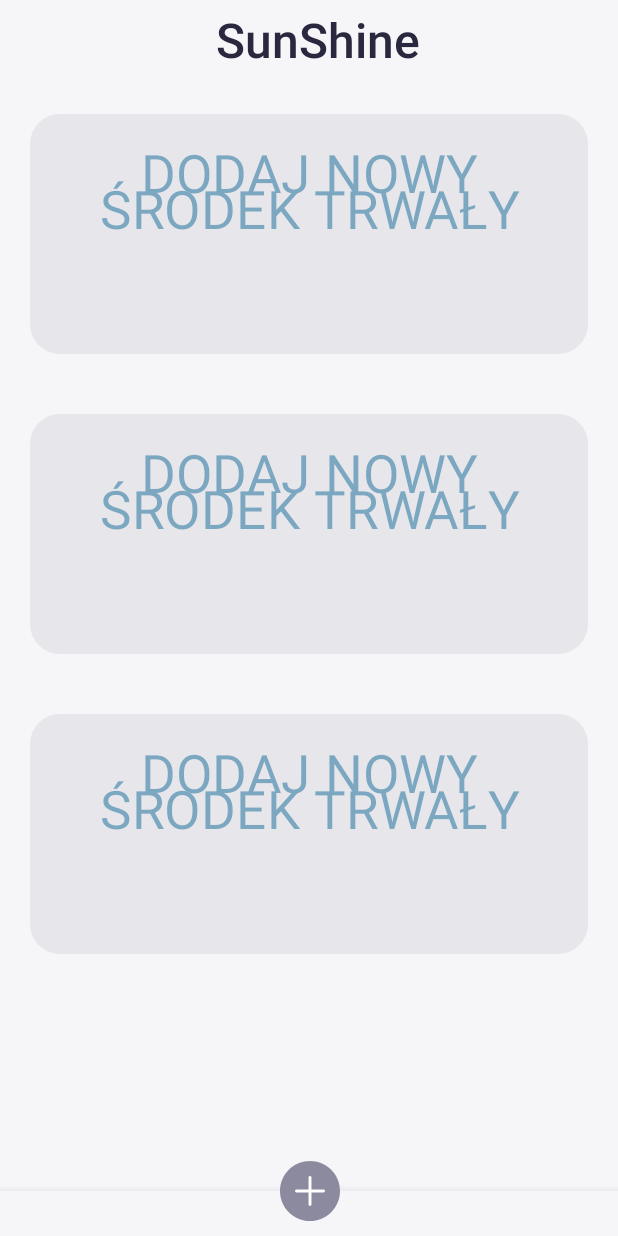
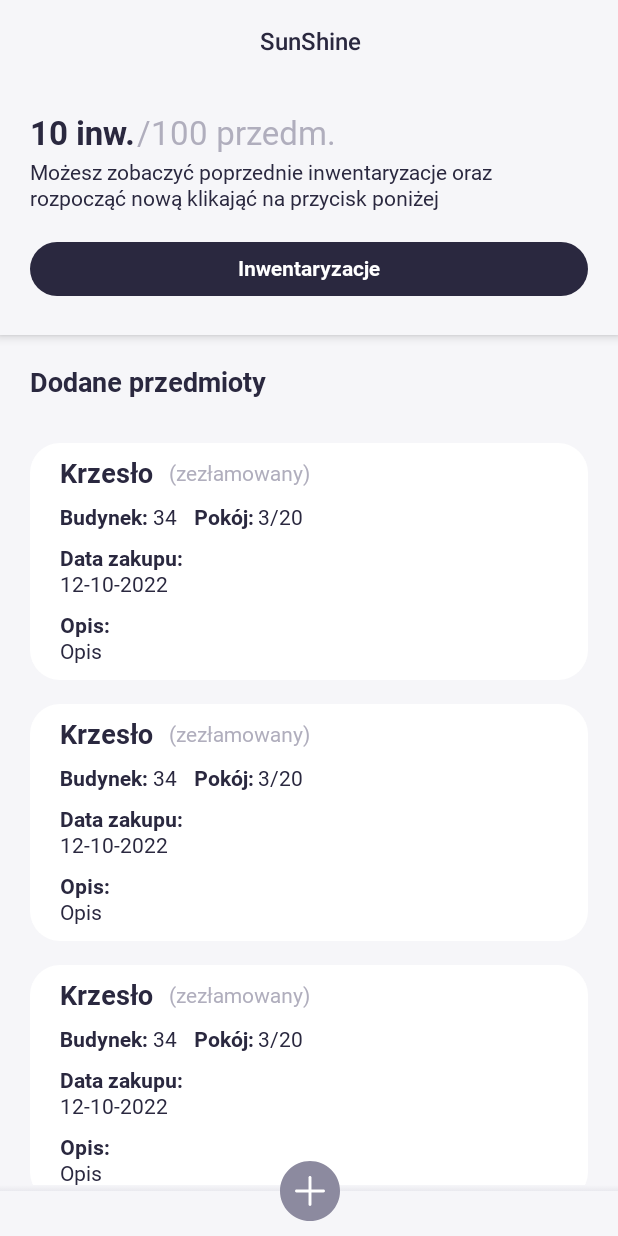
Before and after one commit to FunnyCPP/SunShine-android, an Android app built with Jetpack Compose: the MainScreen screen opened through its navigation route, on a phone screen of 412 x 824 dp. Run offline under Robolectric (Android 15) with nearby library versions, the phone set to English and light mode, and no system bars.

Commit message:
Reworked MainScreen.kt

```diff
--- /dev/null
+++ b/app/src/main/java/com/kiienkoromaniuk/sunshineandroid/data/model/Item.kt
@@ -0,0 +1,10 @@
+package com.kiienkoromaniuk.sunshineandroid.data.model
+
+data class Item(
+    val title: String?,
+    val room: String?,
+    val purchasingDate: String?,
+    val scrappingDate: String?,
+    val description: String?,
+    val house: String?,
+)
--- /dev/null
+++ b/app/src/main/java/com/kiienkoromaniuk/sunshineandroid/ui/mainscreen/composable/HeaderSection.kt
@@ -0,0 +1,61 @@
+package com.kiienkoromaniuk.sunshineandroid.ui.mainscreen.composable
+
+import androidx.compose.foundation.layout.Column
+import androidx.compose.foundation.layout.Row
+import androidx.compose.foundation.layout.fillMaxWidth
+import androidx.compose.foundation.layout.padding
+import androidx.compose.material.Surface
+import androidx.compose.runtime.Composable
+import androidx.compose.ui.Modifier
+import androidx.compose.ui.unit.dp
+import androidx.compose.ui.unit.sp
+import com.kiienkoromaniuk.sunshineandroid.view.button.N800Button
+import com.kiienkoromaniuk.sunshineandroid.view.extensions.bottomShadow
+import com.kiienkoromaniuk.sunshineandroid.view.text.CopyText
+import com.kiienkoromaniuk.sunshineandroid.view.text.H1Text
+import com.kiienkoromaniuk.sunshineandroid.view.theme.BrandTheme
+
+private const val DIVIDER = "/"
+
+@Composable
+fun HeaderSection(
+    onInventoryClick: () -> Unit,
+    modifier: Modifier = Modifier,
+) {
+    Surface(
+        elevation = BrandTheme.dimensions.verySmall,
+        color = BrandTheme.colors.N100,
+        modifier = modifier.bottomShadow(),
+    ) {
+        Column(
+            modifier = Modifier
+                .padding(BrandTheme.dimensions.extraLarge)
+        ) {
+            Row(
+                modifier = Modifier.fillMaxWidth(),
+            ) {
+                H1Text(
+                    text = "10 inw.",
+                )
+                CopyText(
+                    text = DIVIDER + "100 przedm.",
+                    color = BrandTheme.colors.N500,
+                    fontSize = BrandTheme.typography.h1.fontSize,
+                )
+            }
+            CopyText(
+                text = "Możesz zobaczyć poprzednie inwentaryzacje oraz rozpocząć nową klikająć na przycisk poniżej",
+                fontSize = 14.sp,
+                modifier = Modifier.padding(vertical = BrandTheme.dimensions.verySmall),
+            )
+            N800Button(
+                text = "Inwentaryzacje",
+                modifier = Modifier
+                    .fillMaxWidth()
+                    .padding(top = BrandTheme.dimensions.normal),
+                radius = 100.dp,
+                onButtonClicked = onInventoryClick,
+            )
+        }
+    }
+}
--- /dev/null
+++ b/app/src/main/java/com/kiienkoromaniuk/sunshineandroid/ui/mainscreen/composable/Item.kt
@@ -0,0 +1,86 @@
+package com.kiienkoromaniuk.sunshineandroid.ui.mainscreen.composable
+
+import androidx.compose.foundation.ExperimentalFoundationApi
+import androidx.compose.foundation.background
+import androidx.compose.foundation.layout.Column
+import androidx.compose.foundation.layout.Row
+import androidx.compose.foundation.layout.Spacer
+import androidx.compose.foundation.layout.fillMaxWidth
+import androidx.compose.foundation.layout.height
+import androidx.compose.foundation.layout.padding
+import androidx.compose.foundation.layout.width
+import androidx.compose.foundation.shape.RoundedCornerShape
+import androidx.compose.runtime.Composable
+import androidx.compose.ui.Alignment
+import androidx.compose.ui.Modifier
+import androidx.compose.ui.unit.dp
+import androidx.compose.ui.unit.sp
+import com.kiienkoromaniuk.sunshineandroid.data.model.Item
+import com.kiienkoromaniuk.sunshineandroid.view.extensions.clickable
+import com.kiienkoromaniuk.sunshineandroid.view.text.BoldCopyText
+import com.kiienkoromaniuk.sunshineandroid.view.text.CopyText
+import com.kiienkoromaniuk.sunshineandroid.view.theme.BrandTheme
+
+@ExperimentalFoundationApi
+@Composable
+fun Item(
+    item: Item,
+    onClick: () -> Unit,
+    modifier: Modifier = Modifier,
+) {
+    Column(
+        modifier = modifier
+            .padding(
+                horizontal = BrandTheme.dimensions.extraLarge,
+                vertical = BrandTheme.dimensions.small,
+            )
+            .background(color = BrandTheme.colors.N000, shape = RoundedCornerShape(20.dp))
+            .fillMaxWidth()
+            .clickable(
+                withIndication = false,
+                onClick = onClick,
+            ),
+    ) {
+        Column(
+            modifier = Modifier
+                .padding(horizontal = BrandTheme.dimensions.extraLarge)
+                .fillMaxWidth(),
+
+            ) {
+            Spacer(modifier = Modifier.height(BrandTheme.dimensions.normal))
+            Row(
+                verticalAlignment = Alignment.CenterVertically,
+                modifier = Modifier.padding(
+                    bottom = BrandTheme.dimensions.normal,
+                ),
+            ) {
+                BoldCopyText(
+                    text = item.title.orEmpty(),
+                    fontSize = 18.sp,
+
+                    )
+                Spacer(modifier = Modifier.width(BrandTheme.dimensions.normal))
+                CopyText(
+                    text = "(zezłamowany)",
+                    color = BrandTheme.colors.N500
+                )
+            }
+            Row {
+                BoldCopyText(text = "Budynek:")
+                Spacer(modifier = Modifier.width(BrandTheme.dimensions.extraSmall))
+                CopyText(text = item.house)
+                Spacer(modifier = Modifier.width(BrandTheme.dimensions.normal))
+                BoldCopyText(text = "Pokój:")
+                Spacer(modifier = Modifier.width(BrandTheme.dimensions.extraSmall))
+                CopyText(text = item.room)
+            }
+            Spacer(modifier = Modifier.height(BrandTheme.dimensions.normal))
+            BoldCopyText(text = "Data zakupu:")
+            CopyText(text = item.purchasingDate)
+            Spacer(modifier = Modifier.height(BrandTheme.dimensions.normal))
+            BoldCopyText(text = "Opis:")
+            CopyText(text = item.description)
+            Spacer(modifier = Modifier.height(BrandTheme.dimensions.normal))
+        }
+    }
+}
--- a/app/src/main/java/com/kiienkoromaniuk/sunshineandroid/ui/mainscreen/composable/MainScreen.kt
+++ b/app/src/main/java/com/kiienkoromaniuk/sunshineandroid/ui/mainscreen/composable/MainScreen.kt
@@ -1,34 +1,33 @@
 package com.kiienkoromaniuk.sunshineandroid.ui.mainscreen.composable
 
+import androidx.compose.foundation.ExperimentalFoundationApi
 import androidx.compose.foundation.Image
 import androidx.compose.foundation.background
 import androidx.compose.foundation.clickable
 import androidx.compose.foundation.layout.Box
-import androidx.compose.foundation.layout.Column
-import androidx.compose.foundation.layout.fillMaxHeight
-import androidx.compose.foundation.layout.fillMaxSize
 import androidx.compose.foundation.layout.fillMaxWidth
 import androidx.compose.foundation.layout.height
 import androidx.compose.foundation.layout.padding
 import androidx.compose.foundation.layout.size
+import androidx.compose.foundation.lazy.LazyColumn
 import androidx.compose.material.Scaffold
-import androidx.compose.material.Text
 import androidx.compose.material.TopAppBar
 import androidx.compose.runtime.Composable
 import androidx.compose.ui.Alignment
 import androidx.compose.ui.Modifier
 import androidx.compose.ui.graphics.Brush
-import androidx.compose.ui.graphics.Color
 import androidx.compose.ui.res.painterResource
+import androidx.compose.ui.res.stringResource
 import androidx.compose.ui.text.style.TextAlign
 import androidx.compose.ui.unit.dp
 import androidx.compose.ui.unit.sp
 import androidx.navigation.NavController
 import com.kiienkoromaniuk.sunshineandroid.R
-import com.kiienkoromaniuk.sunshineandroid.view.extensions.skeleton
+import com.kiienkoromaniuk.sunshineandroid.view.text.H2Text
 import com.kiienkoromaniuk.sunshineandroid.view.text.HeaderText
 import com.kiienkoromaniuk.sunshineandroid.view.theme.BrandTheme
 
+@ExperimentalFoundationApi
 @Composable
 fun MainScreen(
     navController: NavController,
@@ -37,17 +36,19 @@ fun MainScreen(
         backgroundColor = BrandTheme.colors.N100,
         topBar = {
             TopAppBar(
-                elevation = BrandTheme.dimensions.none,
-                backgroundColor = BrandTheme.colors.N100,
                 title = {
                     HeaderText(
                         text = "SunShine",
                         textAlign = TextAlign.Center,
-                        fontSize = 32.sp,
-                        modifier = Modifier
-                            .fillMaxWidth(),
+                        fontSize = 16.sp,
+                        modifier = Modifier.fillMaxWidth()
                     )
                 },
+                elevation = BrandTheme.dimensions.none,
+                backgroundColor = BrandTheme.colors.N100,
+                modifier = Modifier
+                    .background(BrandTheme.colors.N100)
+                    .padding(end = BrandTheme.dimensions.normal),
             )
         },
         bottomBar = {
@@ -94,33 +95,32 @@ fun MainScreen(
             }
         },
     ) { paddingValues ->
-
-        Column {
-            repeat(3) {
-                Box(
-                    modifier = Modifier
-                        .background(BrandTheme.colors.N100)
-                        .padding(20.dp)
-                        .skeleton(20.dp)
-                        .fillMaxWidth()
-                        .height(160.dp)
-                        .clickable {
-                            // TODO
-                            navController.navigate("additem")
-                        }
-
-                ){
-                    Text(
-                        text = "DODAJ NOWY ŚRODEK TRWAŁY",
-                        fontSize=35.sp,
-                        color= BrandTheme.colors.B600,
-                        textAlign = TextAlign.Center,
-                        modifier = Modifier
-                            .fillMaxSize()
-                            .padding(20.dp)
-                    )}
+        LazyColumn(
+            content = {
+                item {
+                    HeaderSection(onInventoryClick = { /*TODO*/ })
+                }
+                item {
+                    H2Text(
+                        text = "Dodane przedmioty",
+                        modifier = Modifier.padding(BrandTheme.dimensions.extraLarge),
+                    )
+                }
+                items(3) {
+                    Item(
+                        item = com.kiienkoromaniuk.sunshineandroid.data.model.Item(
+                            title = "Krzesło",
+                            room = "3/20",
+                            house = "34",
+                            purchasingDate = "12-10-2022",
+                            scrappingDate = "nie zezłamowany",
+                            description = "Opis"
+                        ),
+                        onClick = { /*TODO*/ }
+                    )
+                }
             }
-        }
+        )
     }
 
 }
--- /dev/null
+++ b/app/src/main/java/com/kiienkoromaniuk/sunshineandroid/view/button/N800Button.kt
@@ -0,0 +1,34 @@
+package com.kiienkoromaniuk.sunshineandroid.view.button
+
+import androidx.annotation.DimenRes
+import androidx.compose.foundation.layout.PaddingValues
+import androidx.compose.runtime.Composable
+import androidx.compose.ui.Modifier
+import androidx.compose.ui.res.dimensionResource
+import androidx.compose.ui.unit.Dp
+import androidx.compose.ui.unit.dp
+import com.kiienkoromaniuk.sunshineandroid.view.theme.BrandTheme
+
+@Composable
+fun N800Button(
+    text: String?,
+    modifier: Modifier = Modifier,
+    isEnabled: Boolean = true,
+    radius: Dp = 0.dp,
+    contentPadding: PaddingValues = PaddingValues(0.dp),
+    isLoading: Boolean = false,
+    onButtonClicked: () -> Unit = {},
+) {
+    BrandButton(
+        text = text,
+        modifier = modifier,
+        isEnabled = isEnabled,
+        radius = radius,
+        textColor = BrandTheme.colors.N000,
+        backgroundColor = BrandTheme.colors.N800,
+        disabledBackgroundColor = BrandTheme.colors.N600,
+        contentPadding = contentPadding,
+        isLoading = isLoading,
+        onButtonClicked = onButtonClicked,
+    )
+}
--- a/app/src/main/java/com/kiienkoromaniuk/sunshineandroid/view/extensions/ModifierExtensions.kt
+++ b/app/src/main/java/com/kiienkoromaniuk/sunshineandroid/view/extensions/ModifierExtensions.kt
@@ -67,3 +67,19 @@ fun Modifier.clickable(
         )
     }
 }
+
+fun Modifier.bottomShadow(
+     shadowSize: Dp =20.dp,
+): Modifier = composed {
+    val paddingPx = with(LocalDensity.current) { shadowSize.toPx() }
+    this.drawWithContent {
+        clipRect(
+            left = DEFAULT_PADDING,
+            top = DEFAULT_PADDING,
+            right = size.width,
+            bottom = size.height + paddingPx,
+        ) {
+            this@drawWithContent.drawContent()
+        }
+    }
+}
--- /dev/null
+++ b/app/src/main/java/com/kiienkoromaniuk/sunshineandroid/view/text/H1Text.kt
@@ -0,0 +1,42 @@
+package com.kiienkoromaniuk.sunshineandroid.view.text
+
+import androidx.compose.material.Text
+import androidx.compose.runtime.Composable
+import androidx.compose.ui.Modifier
+import androidx.compose.ui.graphics.Color
+import androidx.compose.ui.text.TextLayoutResult
+import androidx.compose.ui.text.font.FontFamily
+import androidx.compose.ui.text.font.FontWeight
+import androidx.compose.ui.text.style.TextAlign
+import androidx.compose.ui.text.style.TextOverflow
+import androidx.compose.ui.unit.TextUnit
+import com.kiienkoromaniuk.sunshineandroid.view.theme.BrandTheme
+
+@Composable
+fun H1Text(
+    modifier: Modifier = Modifier,
+    color: Color = BrandTheme.colors.N800,
+    fontFamily: FontFamily? = BrandTheme.typography.h1.fontFamily,
+    fontWeight: FontWeight? = BrandTheme.typography.h1.fontWeight,
+    fontSize: TextUnit = BrandTheme.typography.h1.fontSize,
+    letterSpacing: TextUnit = BrandTheme.typography.h1.letterSpacing,
+    textAlign: TextAlign = TextAlign.Start,
+    maxLines: Int = Int.MAX_VALUE,
+    overflow: TextOverflow = TextOverflow.Clip,
+    onTextLayout: (TextLayoutResult) -> Unit = {},
+    text: String?,
+) {
+    Text(
+        modifier = modifier,
+        color = color,
+        fontFamily = fontFamily,
+        fontWeight = fontWeight,
+        fontSize = fontSize,
+        letterSpacing = letterSpacing,
+        textAlign = textAlign,
+        maxLines = maxLines,
+        overflow = overflow,
+        onTextLayout = onTextLayout,
+        text = text.orEmpty(),
+    )
+}
--- /dev/null
+++ b/app/src/main/java/com/kiienkoromaniuk/sunshineandroid/view/text/H2Text.kt
@@ -0,0 +1,45 @@
+package com.kiienkoromaniuk.sunshineandroid.view.text
+
+import androidx.compose.material.Text
+import androidx.compose.runtime.Composable
+import androidx.compose.ui.Modifier
+import androidx.compose.ui.graphics.Color
+import androidx.compose.ui.text.TextLayoutResult
+import androidx.compose.ui.text.font.FontFamily
+import androidx.compose.ui.text.font.FontWeight
+import androidx.compose.ui.text.style.TextAlign
+import androidx.compose.ui.text.style.TextDecoration
+import androidx.compose.ui.text.style.TextOverflow
+import androidx.compose.ui.unit.TextUnit
+import com.kiienkoromaniuk.sunshineandroid.view.theme.BrandTheme
+
+@Composable
+fun H2Text(
+    modifier: Modifier = Modifier,
+    color: Color = BrandTheme.colors.N800,
+    fontFamily: FontFamily? = BrandTheme.typography.h2.fontFamily,
+    fontWeight: FontWeight? = BrandTheme.typography.h2.fontWeight,
+    fontSize: TextUnit = BrandTheme.typography.h2.fontSize,
+    letterSpacing: TextUnit = BrandTheme.typography.h2.letterSpacing,
+    textAlign: TextAlign = TextAlign.Start,
+    textDecoration: TextDecoration = TextDecoration.None,
+    maxLines: Int = Int.MAX_VALUE,
+    overflow: TextOverflow = TextOverflow.Clip,
+    onTextLayout: (TextLayoutResult) -> Unit = {},
+    text: String?,
+) {
+    Text(
+        modifier = modifier,
+        color = color,
+        fontFamily = fontFamily,
+        fontWeight = fontWeight,
+        fontSize = fontSize,
+        letterSpacing = letterSpacing,
+        textAlign = textAlign,
+        textDecoration = textDecoration,
+        maxLines = maxLines,
+        overflow = overflow,
+        onTextLayout = onTextLayout,
+        text = text.orEmpty(),
+    )
+}
```
